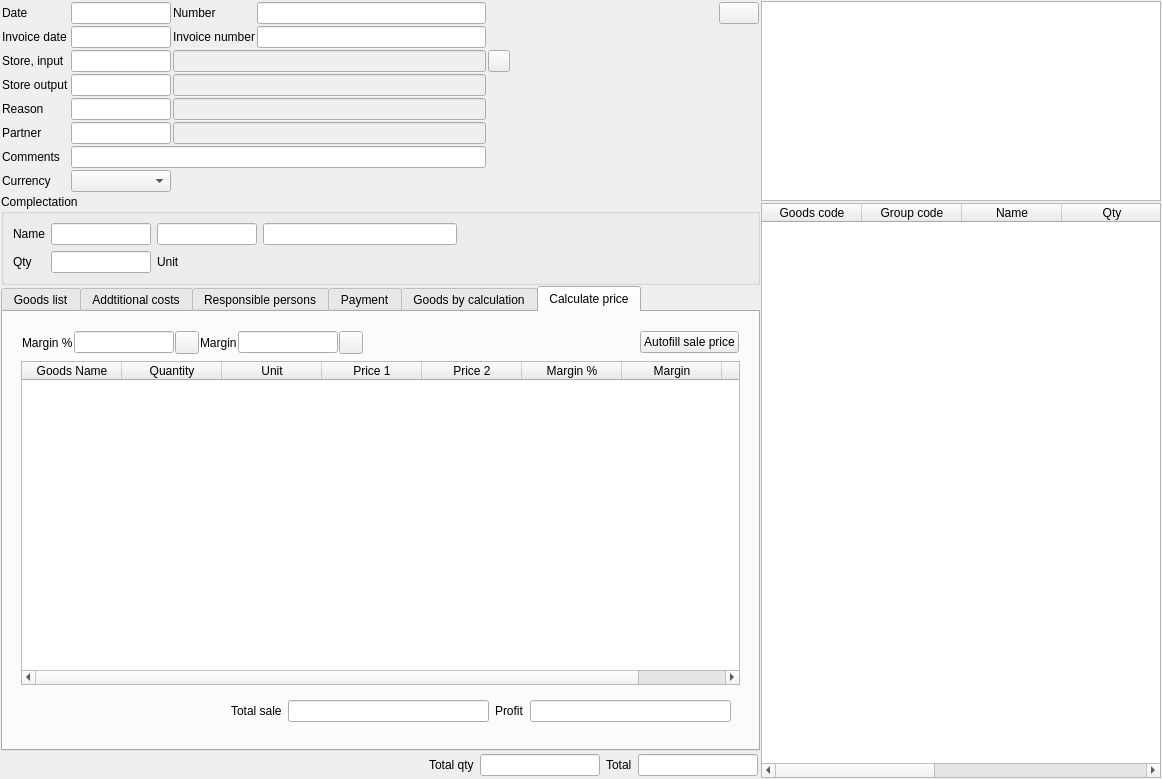
This is Forms/c5storedoc.ui in End1-1/Cafe5 as Qt 5 draws it before an edit. The edited form follows.
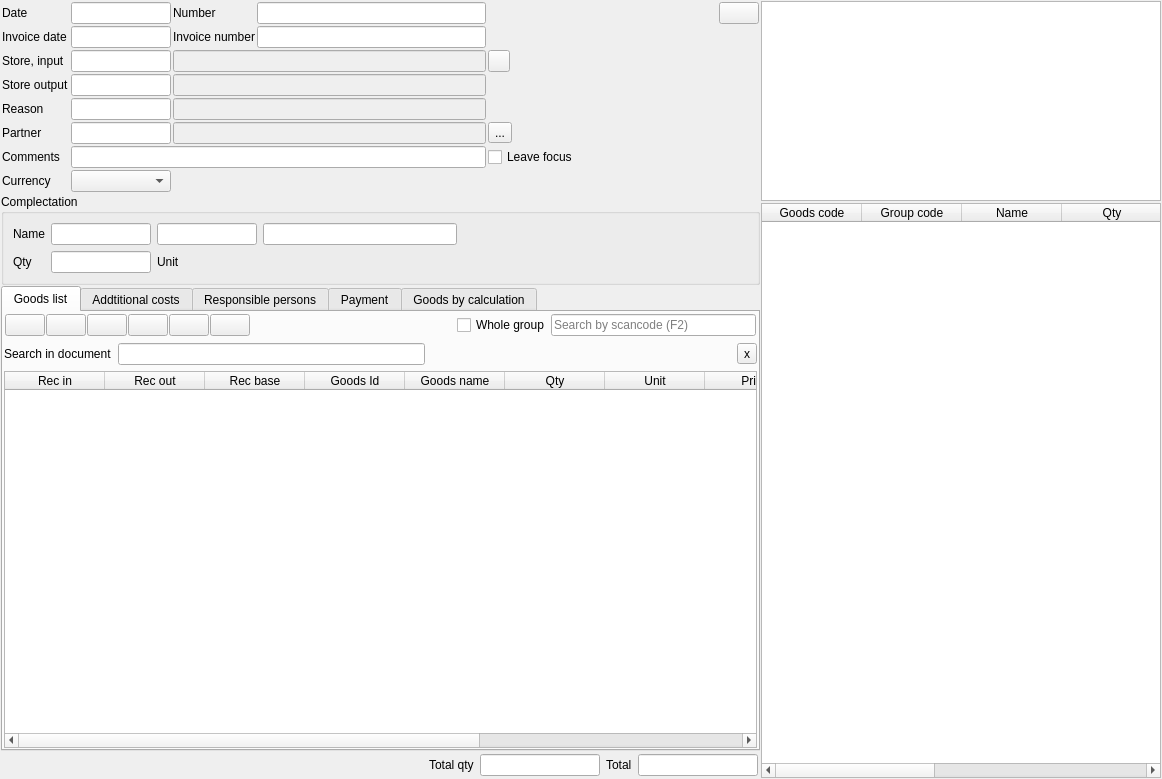
This is the edited form. The open tabs and pages were chosen to show the change. Icons and pictures are not drawn. Custom widgets are drawn as their Qt base class.

```diff
--- a/Forms/c5storedoc.ui
+++ b/Forms/c5storedoc.ui
@@ -291,6 +291,24 @@
         </property>
        </widget>
       </item>
+      <item row="9" column="4">
+       <widget class="QCheckBox" name="chLeaveFocusOnBarcode">
+        <property name="text">
+         <string>Leave focus</string>
+        </property>
+       </widget>
+      </item>
+      <item row="8" column="4">
+       <widget class="QToolButton" name="btnChangePartner">
+        <property name="text">
+         <string>...</string>
+        </property>
+        <property name="icon">
+         <iconset resource="../resources/res.qrc">
+          <normaloff>:/addguest.png</normaloff>:/addguest.png</iconset>
+        </property>
+       </widget>
+      </item>
      </layout>
     </widget>
    </item>
@@ -576,13 +594,6 @@
             </property>
            </widget>
           </item>
-          <item>
-           <widget class="QCheckBox" name="chLeaveFocusOnBarcode">
-            <property name="text">
-             <string>Leave focus</string>
-            </property>
-           </widget>
-          </item>
          </layout>
         </widget>
        </item>
@@ -758,20 +769,6 @@
             </property>
            </widget>
           </item>
-          <item>
-           <widget class="QPushButton" name="btnInsertLast">
-            <property name="focusPolicy">
-             <enum>Qt::NoFocus</enum>
-            </property>
-            <property name="text">
-             <string/>
-            </property>
-            <property name="icon">
-             <iconset resource="../resources/res.qrc">
-              <normaloff>:/new.png</normaloff>:/new.png</iconset>
-            </property>
-           </widget>
-          </item>
           <item>
            <spacer name="horizontalSpacer_5">
             <property name="orientation">
@@ -1184,210 +1181,6 @@
        </item>
       </layout>
      </widget>
-     <widget class="QWidget" name="tab_4">
-      <attribute name="title">
-       <string>Calculate price</string>
-      </attribute>
-      <layout class="QVBoxLayout" name="verticalLayout_7">
-       <item>
-        <widget class="QWidget" name="widget" native="true">
-         <layout class="QVBoxLayout" name="verticalLayout_8">
-          <item>
-           <widget class="QWidget" name="widget_2" native="true">
-            <layout class="QHBoxLayout" name="horizontalLayout_6">
-             <property name="spacing">
-              <number>1</number>
-             </property>
-             <property name="leftMargin">
-              <number>1</number>
-             </property>
-             <property name="topMargin">
-              <number>1</number>
-             </property>
-             <property name="rightMargin">
-              <number>1</number>
-             </property>
-             <property name="bottomMargin">
-              <number>1</number>
-             </property>
-             <item>
-              <widget class="QLabel" name="label_15">
-               <property name="text">
-                <string>Margin %</string>
-               </property>
-              </widget>
-             </item>
-             <item>
-              <widget class="C5LineEdit" name="leAllMarginPercent">
-               <property name="maximumSize">
-                <size>
-                 <width>100</width>
-                 <height>16777215</height>
-                </size>
-               </property>
-              </widget>
-             </item>
-             <item>
-              <widget class="QToolButton" name="btnSetAllMarginPercent">
-               <property name="text">
-                <string/>
-               </property>
-               <property name="icon">
-                <iconset resource="../resources/res.qrc">
-                 <normaloff>:/checkall.png</normaloff>:/checkall.png</iconset>
-               </property>
-              </widget>
-             </item>
-             <item>
-              <widget class="QLabel" name="label_16">
-               <property name="text">
-                <string>Margin</string>
-               </property>
-              </widget>
-             </item>
-             <item>
-              <widget class="C5LineEdit" name="leAllMargin">
-               <property name="maximumSize">
-                <size>
-                 <width>100</width>
-                 <height>16777215</height>
-                </size>
-               </property>
-              </widget>
-             </item>
-             <item>
-              <widget class="QToolButton" name="btnSetMargin">
-               <property name="text">
-                <string/>
-               </property>
-               <property name="icon">
-                <iconset resource="../resources/res.qrc">
-                 <normaloff>:/checkall.png</normaloff>:/checkall.png</iconset>
-               </property>
-              </widget>
-             </item>
-             <item>
-              <spacer name="horizontalSpacer_8">
-               <property name="orientation">
-                <enum>Qt::Horizontal</enum>
-               </property>
-               <property name="sizeHint" stdset="0">
-                <size>
-                 <width>40</width>
-                 <height>20</height>
-                </size>
-               </property>
-              </spacer>
-             </item>
-             <item>
-              <widget class="QPushButton" name="btnAutoFillSalePrice">
-               <property name="text">
-                <string>Autofill sale price</string>
-               </property>
-              </widget>
-             </item>
-            </layout>
-           </widget>
-          </item>
-          <item>
-           <widget class="C5TableWidget" name="tblCalcPrice">
-            <property name="editTriggers">
-             <set>QAbstractItemView::NoEditTriggers</set>
-            </property>
-            <column>
-             <property name="text">
-              <string>Goods Name</string>
-             </property>
-            </column>
-            <column>
-             <property name="text">
-              <string>Quantity</string>
-             </property>
-            </column>
-            <column>
-             <property name="text">
-              <string>Unit</string>
-             </property>
-            </column>
-            <column>
-             <property name="text">
-              <string>Price 1</string>
-             </property>
-            </column>
-            <column>
-             <property name="text">
-              <string>Price 2</string>
-             </property>
-            </column>
-            <column>
-             <property name="text">
-              <string>Margin %</string>
-             </property>
-            </column>
-            <column>
-             <property name="text">
-              <string>Margin</string>
-             </property>
-            </column>
-            <column>
-             <property name="text">
-              <string>Final price</string>
-             </property>
-            </column>
-           </widget>
-          </item>
-          <item>
-           <widget class="QWidget" name="widget_3" native="true">
-            <layout class="QHBoxLayout" name="horizontalLayout_7">
-             <item>
-              <spacer name="horizontalSpacer_9">
-               <property name="orientation">
-                <enum>Qt::Horizontal</enum>
-               </property>
-               <property name="sizeHint" stdset="0">
-                <size>
-                 <width>191</width>
-                 <height>20</height>
-                </size>
-               </property>
-              </spacer>
-             </item>
-             <item>
-              <widget class="QLabel" name="label_14">
-               <property name="text">
-                <string>Total sale</string>
-               </property>
-              </widget>
-             </item>
-             <item>
-              <widget class="C5LineEdit" name="leTotalSale">
-               <property name="readOnly">
-                <bool>true</bool>
-               </property>
-              </widget>
-             </item>
-             <item>
-              <widget class="QLabel" name="label_17">
-               <property name="text">
-                <string>Profit</string>
-               </property>
-              </widget>
-             </item>
-             <item>
-              <widget class="C5LineEdit" name="leProfit">
-               <property name="readOnly">
-                <bool>true</bool>
-               </property>
-              </widget>
-             </item>
-            </layout>
-           </widget>
-          </item>
-         </layout>
-        </widget>
-       </item>
-      </layout>
-     </widget>
     </widget>
    </item>
    <item row="3" column="0">
@@ -1702,26 +1495,26 @@
   </layout>
  </widget>
  <customwidgets>
-  <customwidget>
-   <class>C5LineEditWithSelector</class>
-   <extends>QLineEdit</extends>
-   <header location="global">c5lineeditwithselector.h</header>
-  </customwidget>
   <customwidget>
    <class>C5LineEdit</class>
    <extends>QLineEdit</extends>
    <header location="global">c5lineedit.h</header>
   </customwidget>
   <customwidget>
-   <class>C5DateEdit</class>
+   <class>C5LineEditWithSelector</class>
    <extends>QLineEdit</extends>
-   <header location="global">c5dateedit.h</header>
+   <header location="global">c5lineeditwithselector.h</header>
   </customwidget>
   <customwidget>
    <class>C5TableWidget</class>
    <extends>QTableWidget</extends>
    <header location="global">c5tablewidget.h</header>
   </customwidget>
+  <customwidget>
+   <class>C5DateEdit</class>
+   <extends>QLineEdit</extends>
+   <header location="global">c5dateedit.h</header>
+  </customwidget>
  </customwidgets>
  <tabstops>
   <tabstop>deDate</tabstop>
```
